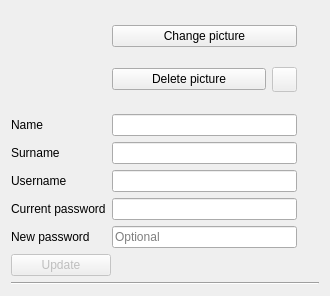
The window that client/ProfileSettingsWin.ui (gianluca-amprimo/pds-project) describes before a commit, drawn with Qt 5.
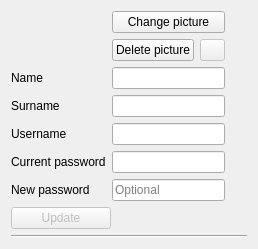
The same window after the commit. Icons and pictures are not drawn.

Commit message: Fissato dimensione settings window

The edit to the form file:
```diff
--- a/client/ProfileSettingsWin.ui
+++ b/client/ProfileSettingsWin.ui
@@ -21,6 +21,9 @@
    <enum>Qt::LeftToRight</enum>
   </property>
   <layout class="QVBoxLayout" name="verticalLayout">
+   <property name="sizeConstraint">
+    <enum>QLayout::SetFixedSize</enum>
+   </property>
    <item>
     <layout class="QGridLayout" name="gridLayout">
      <item row="2" column="1">
```
